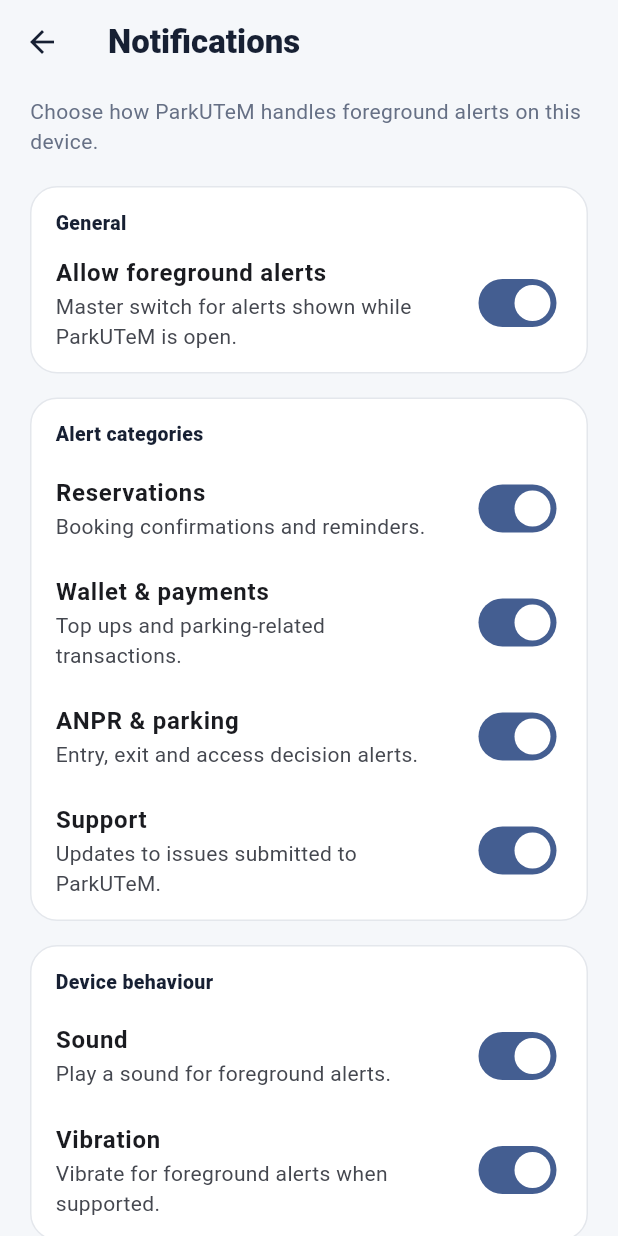
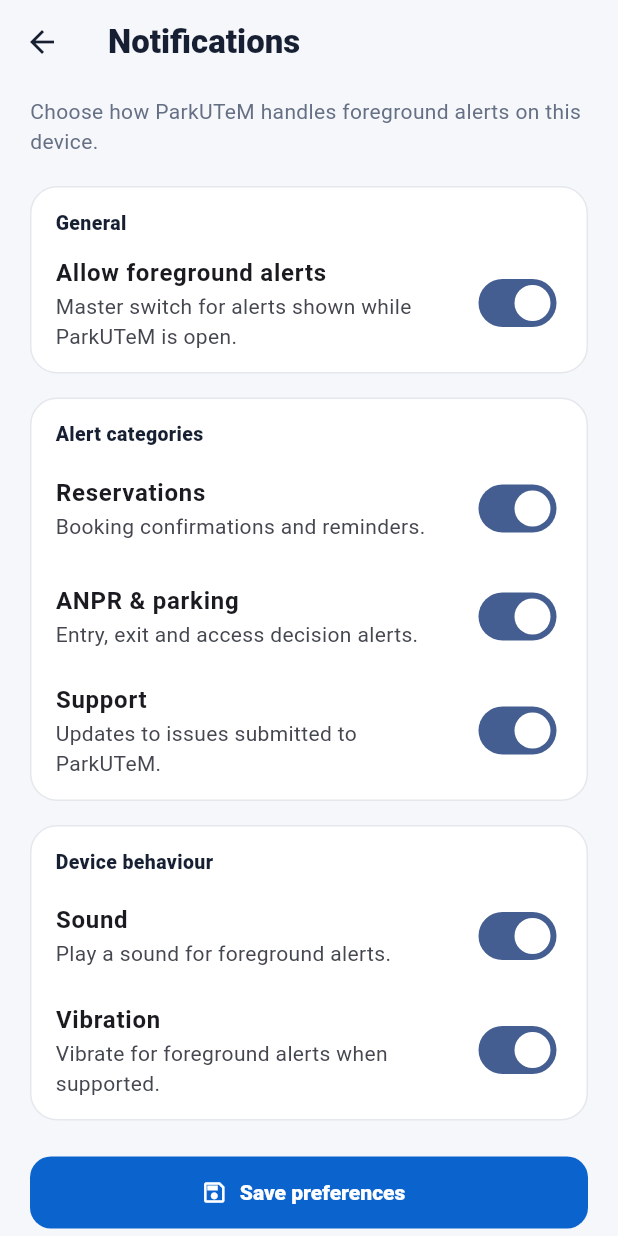
Before and after one commit to li0kei/parkutem-mobile-app, a Flutter app: the NotificationSettingsScreen screen opened by its route, on a phone screen of 412 x 824 dp. Run offline on Flutter 3.47's test engine with Material 3 defaults, Android fonts, the phone set to English and light mode, and no system bars; our stand-ins replace flutter_dotenv, flutter_map, flutter_secure_storage, latlong2, shared_preferences, supabase_flutter; accounts and stored records are empty.

Commit message:
refactor(mobile): remove active wallet notification flow

```diff
--- a/lib/core/services/notification_preference_service.dart
+++ b/lib/core/services/notification_preference_service.dart
@@ -3,7 +3,6 @@
 class NotificationPreferences {
   final bool enabled;
   final bool reservation;
-  final bool wallet;
   final bool anpr;
   final bool support;
   final bool sound;
@@ -12,7 +11,6 @@
   const NotificationPreferences({
     required this.enabled,
     required this.reservation,
-    required this.wallet,
     required this.anpr,
     required this.support,
     required this.sound,
@@ -22,7 +20,6 @@
   static const defaults = NotificationPreferences(
     enabled: true,
     reservation: true,
-    wallet: true,
     anpr: true,
     support: true,
     sound: true,
@@ -36,9 +33,7 @@
       case 'reservation':
       case 'reminder':
         return reservation;
-      case 'wallet':
-      case 'payment':
-        return wallet;
+
       case 'anpr':
       case 'parking':
         return anpr;
@@ -53,7 +48,6 @@
   NotificationPreferences copyWith({
     bool? enabled,
     bool? reservation,
-    bool? wallet,
     bool? anpr,
     bool? support,
     bool? sound,
@@ -62,7 +56,6 @@
     return NotificationPreferences(
       enabled: enabled ?? this.enabled,
       reservation: reservation ?? this.reservation,
-      wallet: wallet ?? this.wallet,
       anpr: anpr ?? this.anpr,
       support: support ?? this.support,
       sound: sound ?? this.sound,
@@ -74,7 +67,6 @@
 class NotificationPreferenceService {
   static const _enabledKey = 'notification_enabled';
   static const _reservationKey = 'notification_reservation';
-  static const _walletKey = 'notification_wallet';
   static const _anprKey = 'notification_anpr';
   static const _supportKey = 'notification_support';
   static const _soundKey = 'notification_sound';
@@ -87,7 +79,6 @@
     return NotificationPreferences(
       enabled: prefs.getBool(_enabledKey) ?? defaults.enabled,
       reservation: prefs.getBool(_reservationKey) ?? defaults.reservation,
-      wallet: prefs.getBool(_walletKey) ?? defaults.wallet,
       anpr: prefs.getBool(_anprKey) ?? defaults.anpr,
       support: prefs.getBool(_supportKey) ?? defaults.support,
       sound: prefs.getBool(_soundKey) ?? defaults.sound,
@@ -101,7 +92,6 @@
     await Future.wait([
       prefs.setBool(_enabledKey, value.enabled),
       prefs.setBool(_reservationKey, value.reservation),
-      prefs.setBool(_walletKey, value.wallet),
       prefs.setBool(_anprKey, value.anpr),
       prefs.setBool(_supportKey, value.support),
       prefs.setBool(_soundKey, value.sound),
--- a/lib/core/services/reservation_service.dart
+++ b/lib/core/services/reservation_service.dart
@@ -142,10 +142,6 @@
       return 'This parking bay is not available.';
     }
 
-    if (rawMessage.contains('Insufficient wallet balance')) {
-      return 'Insufficient wallet balance.';
-    }
-
     if (rawMessage.contains('Could not find the function')) {
       return 'Reservation function is not ready in Supabase.';
     }
--- a/lib/screens/profile/notification_settings_screen.dart
+++ b/lib/screens/profile/notification_settings_screen.dart
@@ -113,13 +113,7 @@
                       onChanged: (value) =>
                           _update(_preferences.copyWith(reservation: value)),
                     ),
-                    _PreferenceSwitch(
-                      title: 'Wallet & payments',
-                      subtitle: 'Top ups and parking-related transactions.',
-                      value: _preferences.wallet,
-                      onChanged: (value) =>
-                          _update(_preferences.copyWith(wallet: value)),
-                    ),
+
                     _PreferenceSwitch(
                       title: 'ANPR & parking',
                       subtitle: 'Entry, exit and access decision alerts.',
```
